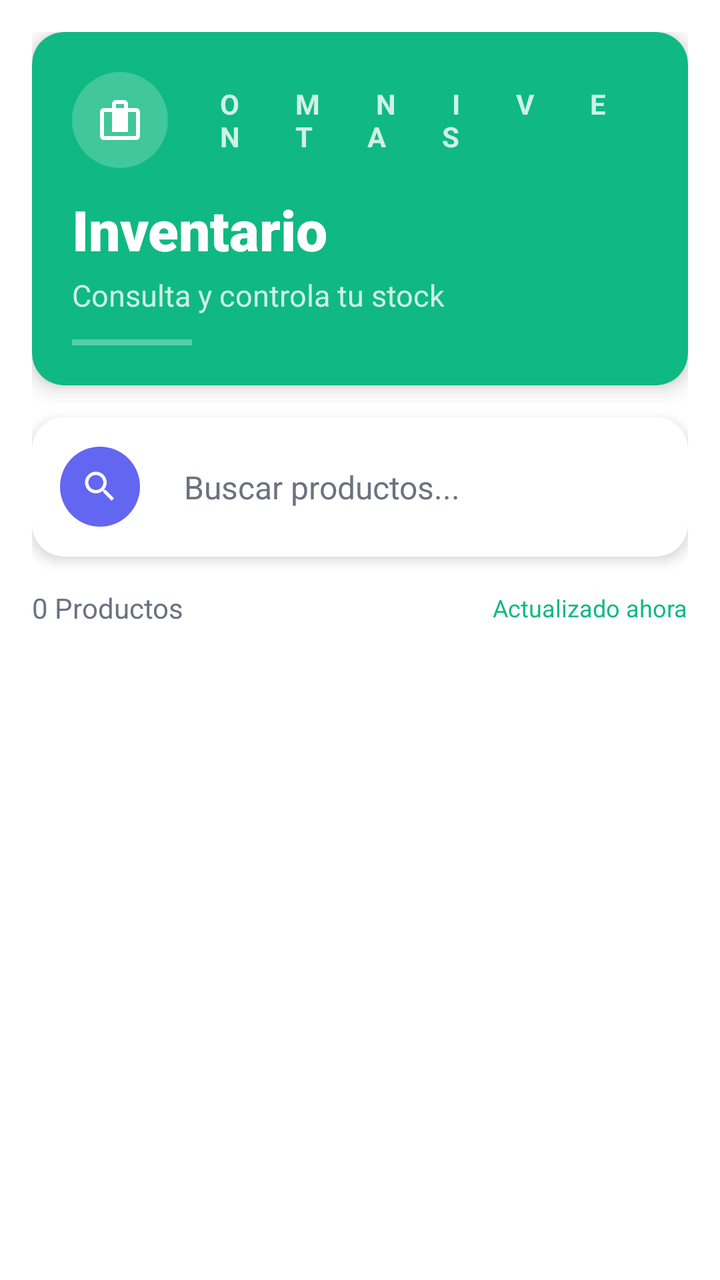
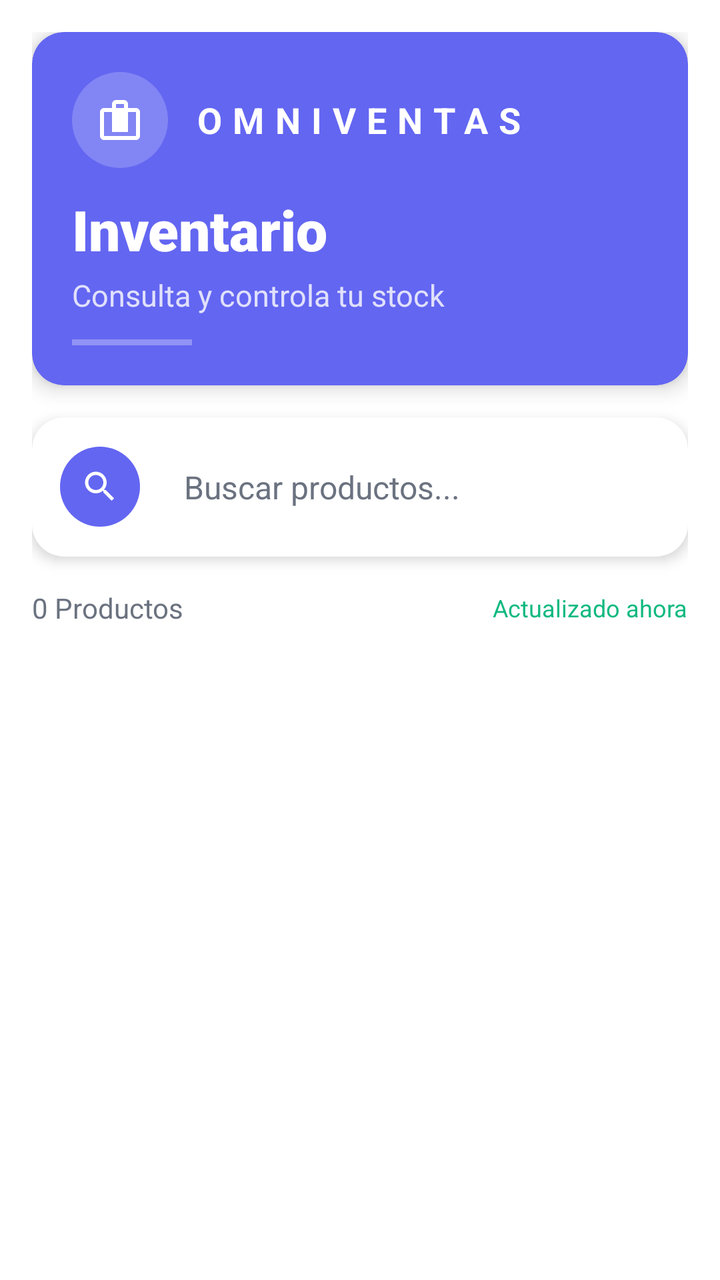

Screens rendered from an Android XML layout before and after an edit, with the pre-edit source and the edit as a unified diff.
<!-- AndroidManifest.xml: application theme Theme.OmniVentas -->
<!-- res/layout/fragment_inventario.xml -->
<?xml version="1.0" encoding="utf-8"?>
<LinearLayout xmlns:android="http://schemas.android.com/apk/res/android"
    xmlns:app="http://schemas.android.com/apk/res-auto"
    android:layout_width="match_parent"
    android:layout_height="match_parent"
    android:orientation="vertical"
    android:background="@color/white"
    android:padding="16dp">

    
    <com.google.android.material.card.MaterialCardView
        android:layout_width="match_parent"
        android:layout_height="wrap_content"
        app:cardCornerRadius="16dp"
        app:cardElevation="6dp"
        app:cardBackgroundColor="@color/success"
        android:layout_marginBottom="16dp">

        <LinearLayout
            android:layout_width="match_parent"
            android:layout_height="wrap_content"
            android:orientation="vertical"
            android:padding="20dp">

            <LinearLayout
                android:layout_width="match_parent"
                android:layout_height="wrap_content"
                android:orientation="horizontal"
                android:gravity="center_vertical">

                <FrameLayout
                    android:layout_width="48dp"
                    android:layout_height="48dp"
                    android:background="@drawable/bg_avatar_white">

                    <ImageView
                        android:layout_width="24dp"
                        android:layout_height="24dp"
                        android:src="@drawable/ic_inventario"
                        android:tint="@color/white"
                        android:layout_gravity="center" />
                </FrameLayout>

                <TextView
                    android:layout_width="0dp"
                    android:layout_height="wrap_content"
                    android:layout_weight="1"
                    android:text="OMNIVENTAS"
                    android:textSize="14sp"
                    android:textStyle="bold"
                    android:textColor="@color/white_alpha_80"
                    android:letterSpacing="2"
                    android:layout_marginStart="12dp" />
            </LinearLayout>

            <TextView
                android:layout_width="wrap_content"
                android:layout_height="wrap_content"
                android:text="Inventario"
                android:textSize="28sp"
                android:textStyle="bold"
                android:textColor="@color/white"
                android:fontFamily="sans-serif-black"
                android:layout_marginTop="12dp" />

            <TextView
                android:layout_width="wrap_content"
                android:layout_height="wrap_content"
                android:text="Consulta y controla tu stock"
                android:textSize="15sp"
                android:textColor="@color/white_alpha_80"
                android:layout_marginTop="4dp" />

            <View
                android:layout_width="60dp"
                android:layout_height="3dp"
                android:background="@color/white"
                android:layout_marginTop="12dp"
                android:alpha="0.3" />
        </LinearLayout>
    </com.google.android.material.card.MaterialCardView>

    
    <com.google.android.material.card.MaterialCardView
        android:layout_width="match_parent"
        android:layout_height="wrap_content"
        app:cardCornerRadius="16dp"
        app:cardElevation="4dp"
        app:cardBackgroundColor="@color/white"
        android:layout_marginBottom="16dp">

        <LinearLayout
            android:layout_width="match_parent"
            android:layout_height="wrap_content"
            android:orientation="horizontal"
            android:padding="14dp"
            android:gravity="center_vertical">

            <FrameLayout
                android:layout_width="40dp"
                android:layout_height="40dp"
                android:background="@drawable/bg_scan">
                <ImageView
                    android:layout_width="20dp"
                    android:layout_height="20dp"
                    android:src="@drawable/ic_search"
                    android:tint="@color/white"
                    android:layout_gravity="center" />
            </FrameLayout>

            <EditText
                android:id="@+id/et_search_inventario"
                android:layout_width="0dp"
                android:layout_height="wrap_content"
                android:layout_weight="1"
                android:hint="Buscar productos..."
                android:background="@android:color/transparent"
                android:padding="10dp"
                android:textSize="16sp"
                android:textColor="@color/dark"
                android:textColorHint="@color/gray"
                android:layout_marginStart="12dp" />
        </LinearLayout>
    </com.google.android.material.card.MaterialCardView>

    
    <LinearLayout
        android:layout_width="match_parent"
        android:layout_height="wrap_content"
        android:orientation="horizontal"
        android:gravity="center_vertical"
        android:layout_marginBottom="12dp">

        <TextView
            android:id="@+id/tv_stats_products"
            android:layout_width="0dp"
            android:layout_height="wrap_content"
            android:layout_weight="1"
            android:text="0 Productos"
            android:textSize="14sp"
            android:textColor="@color/gray" />

        <TextView
            android:id="@+id/tv_updated_now"
            android:layout_width="wrap_content"
            android:layout_height="wrap_content"
            android:text="Actualizado ahora"
            android:textSize="12sp"
            android:textColor="@color/success" />
    </LinearLayout>

    
    <HorizontalScrollView
        android:layout_width="match_parent"
        android:layout_height="wrap_content"
        android:scrollbars="none"
        android:layout_marginBottom="12dp">

        <LinearLayout
            android:id="@+id/ll_filtros_categoria"
            android:layout_width="wrap_content"
            android:layout_height="wrap_content"
            android:orientation="horizontal" />
    </HorizontalScrollView>

    
    <androidx.recyclerview.widget.RecyclerView
        android:id="@+id/rv_inventario"
        android:layout_width="match_parent"
        android:layout_height="0dp"
        android:layout_weight="1"
        android:paddingHorizontal="4dp"
        android:paddingBottom="8dp"
        android:clipToPadding="false" />

    
    <TextView
        android:id="@+id/tv_inventario_vacio"
        android:layout_width="match_parent"
        android:layout_height="match_parent"
        android:text="No hay productos en el inventario"
        android:textSize="14sp"
        android:textColor="@color/gray"
        android:gravity="center"
        android:padding="32dp"
        android:visibility="gone" />

</LinearLayout>
<!-- resources referenced by this layout -->
<resources>
  <color name="dark">#1F2937</color>
  <color name="gray">#6B7280</color>
  <color name="success">#10B981</color>
  <color name="white">#FFFFFF</color>
  <color name="white_alpha_80">#CCFFFFFF</color>
  <!-- drawable bg_avatar_white (drawable) -->
  <?xml version="1.0" encoding="utf-8"?>
  <shape xmlns:android="http://schemas.android.com/apk/res/android"
      android:shape="oval">
      <solid android:color="@color/white_alpha_20" />
  </shape>
  <!-- drawable bg_scan (drawable) -->
  <?xml version="1.0" encoding="utf-8"?>
  <shape xmlns:android="http://schemas.android.com/apk/res/android"
      android:shape="oval">
      <solid android:color="@color/primary" />
  </shape>
  <!-- drawable ic_inventario (drawable) -->
  <?xml version="1.0" encoding="utf-8"?>
  <vector xmlns:android="http://schemas.android.com/apk/res/android"
      android:width="24dp"
      android:height="24dp"
      android:viewportWidth="24"
      android:viewportHeight="24">
      <path
          android:fillColor="#000000"
          android:pathData="M20,6h-4V4c0,-1.1 -0.9,-2 -2,-2h-4C8.9,2 8,2.9 8,4v2H4c-1.1,0 -2,0.9 -2,2v12c0,1.1 0.9,2 2,2h16c1.1,0 2,-0.9 2,-2V8c0,-1.1 -0.9,-2 -2,-2zM10,4h4v2h-4V4zM4,20V8h4v10h8V8h4v12H4z"/>
  </vector>
  <!-- drawable ic_search (drawable) -->
  <?xml version="1.0" encoding="utf-8"?>
  <vector xmlns:android="http://schemas.android.com/apk/res/android"
      android:width="24dp"
      android:height="24dp"
      android:viewportWidth="24"
      android:viewportHeight="24">
      <path
          android:fillColor="@color/gray"
          android:pathData="M15.5,14h-0.79l-0.28,-0.27C15.41,12.59 16,11.11 16,9.5 16,5.91 13.09,3 9.5,3S3,5.91 3,9.5 5.91,16 9.5,16c1.61,0 3.09,-0.59 4.23,-1.57l0.27,0.28v0.79l5,4.99L20.49,19l-4.99,-5zM9.5,14C7.01,14 5,11.99 5,9.5S7.01,5 9.5,5 14,7.01 14,9.5 11.99,14 9.5,14z"/>
  </vector>
  <style name="Theme.OmniVentas" parent="Theme.MaterialComponents.DayNight.NoActionBar">
          <item name="colorPrimary">@color/primary</item>
          <item name="colorPrimaryVariant">@color/primary_dark</item>
          <item name="colorOnPrimary">@color/white</item>
          <item name="colorSecondary">@color/secondary</item>
          <item name="colorOnSecondary">@color/white</item>
          <item name="android:statusBarColor">@color/primary_dark</item>
          <item name="android:windowBackground">@color/light_gray</item>
          <item name="android:windowAnimationStyle">@style/Animation.Activity</item>
      </style>
  <color name="white_alpha_20">#33FFFFFF</color>
  <color name="primary">#6366F1</color>
  <color name="primary_dark">#4F46E5</color>
  <color name="secondary">#8B5CF6</color>
  <color name="light_gray">#F3F4F6</color>
  <style name="Animation.Activity" parent="@android:style/Animation.Activity">
          <item name="android:activityOpenEnterAnimation">@anim/fade_in</item>
          <item name="android:activityCloseExitAnimation">@anim/fade_out</item>
      </style>
</resources>

<!-- the commit's change to res/layout/fragment_inventario.xml (unified diff, before → after) -->
@@ -13,7 +13,7 @@
         android:layout_height="wrap_content"
         app:cardCornerRadius="16dp"
         app:cardElevation="6dp"
-        app:cardBackgroundColor="@color/success"
+        app:cardBackgroundColor="@color/primary"
         android:layout_marginBottom="16dp">
 
         <LinearLayout
@@ -46,10 +46,10 @@
                     android:layout_height="wrap_content"
                     android:layout_weight="1"
                     android:text="OMNIVENTAS"
-                    android:textSize="14sp"
+                    android:textSize="18sp"
                     android:textStyle="bold"
-                    android:textColor="@color/white_alpha_80"
-                    android:letterSpacing="2"
+                    android:textColor="@color/white"
+                    android:letterSpacing="0.3"
                     android:layout_marginStart="12dp" />
             </LinearLayout>
 
<!-- resource entries referenced after the edit -->
@@ -2,6 +2,7 @@
 <resources>
   <color name="dark">#1F2937</color>
   <color name="gray">#6B7280</color>
+  <color name="primary">#6366F1</color>
   <color name="success">#10B981</color>
   <color name="white">#FFFFFF</color>
   <color name="white_alpha_80">#CCFFFFFF</color>
@@ -50,7 +51,6 @@
           <item name="android:windowAnimationStyle">@style/Animation.Activity</item>
       </style>
   <color name="white_alpha_20">#33FFFFFF</color>
-  <color name="primary">#6366F1</color>
   <color name="primary_dark">#4F46E5</color>
   <color name="secondary">#8B5CF6</color>
   <color name="light_gray">#F3F4F6</color>
